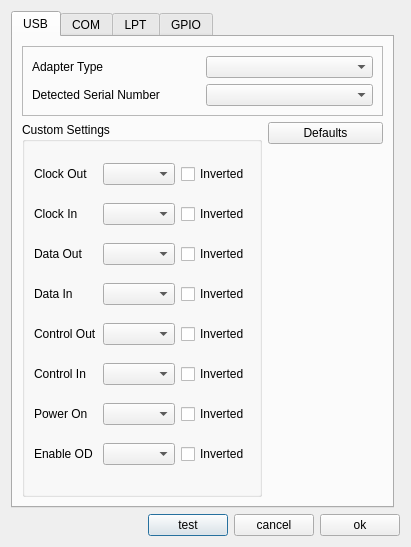
This is SrcPony/forms/e2dlg.ui in lancos/ponyprog as Qt 5 draws it before an edit. The edited form follows.
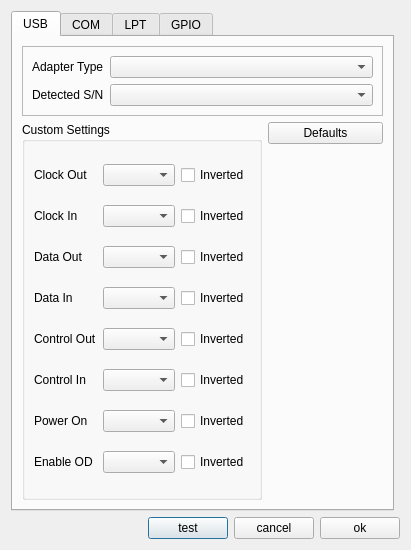
This is the edited form.

```diff
--- a/SrcPony/forms/e2dlg.ui
+++ b/SrcPony/forms/e2dlg.ui
@@ -10,7 +10,7 @@
     <x>0</x>
     <y>0</y>
     <width>411</width>
-    <height>547</height>
+    <height>550</height>
    </rect>
   </property>
   <property name="windowTitle">
@@ -76,6 +76,12 @@
          <layout class="QGridLayout" name="gridLayout_8">
           <item row="0" column="1">
            <widget class="QComboBox" name="cbxInterfUSB">
+            <property name="sizePolicy">
+             <sizepolicy hsizetype="Expanding" vsizetype="Fixed">
+              <horstretch>0</horstretch>
+              <verstretch>0</verstretch>
+             </sizepolicy>
+            </property>
             <property name="toolTip">
              <string notr="true"/>
             </property>
@@ -96,6 +102,12 @@
           </item>
           <item row="1" column="1">
            <widget class="QComboBox" name="cbxInterfUSBNum">
+            <property name="sizePolicy">
+             <sizepolicy hsizetype="Expanding" vsizetype="Fixed">
+              <horstretch>0</horstretch>
+              <verstretch>0</verstretch>
+             </sizepolicy>
+            </property>
             <property name="toolTip">
              <string notr="true"/>
             </property>
@@ -103,8 +115,14 @@
           </item>
           <item row="1" column="0">
            <widget class="QLabel" name="label_port_3">
+            <property name="sizePolicy">
+             <sizepolicy hsizetype="Minimum" vsizetype="Preferred">
+              <horstretch>0</horstretch>
+              <verstretch>0</verstretch>
+             </sizepolicy>
+            </property>
             <property name="text">
-             <string>Detected Serial Number</string>
+             <string>Detected S/N</string>
             </property>
            </widget>
           </item>
```
Left out of the diff: 26 changed lines with no effect on the pictures.
